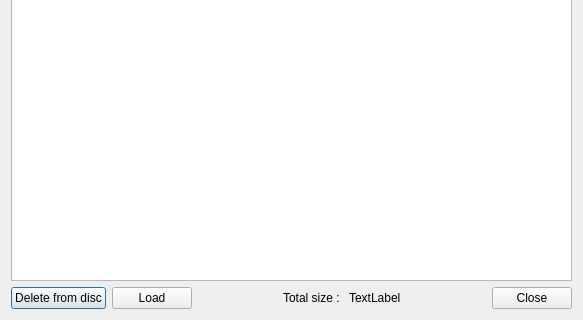
First picture: the form in cdssmanager.ui, repository PavelMr/skytechx, before the edit; both pictures show x 0 to 583 and y 265 to 585 of the 583 by 585 pixel window.
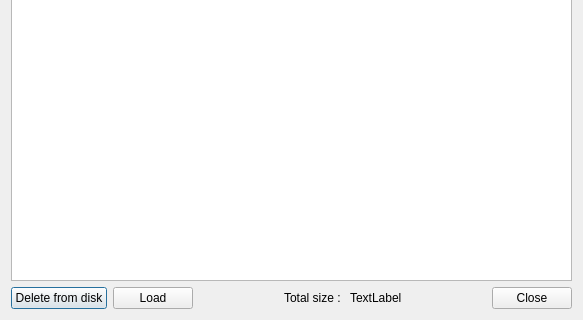
Second picture: the form after the edit.

Commit message: Check if app. already running.

What changed in the file:
```diff
--- a/cdssmanager.ui
+++ b/cdssmanager.ui
@@ -36,7 +36,7 @@
      <item>
       <widget class="QPushButton" name="pushButton_3">
        <property name="text">
-        <string>Delete from disc</string>
+        <string>Delete from disk</string>
        </property>
       </widget>
      </item>
```
The commit also changes 2 other files.
